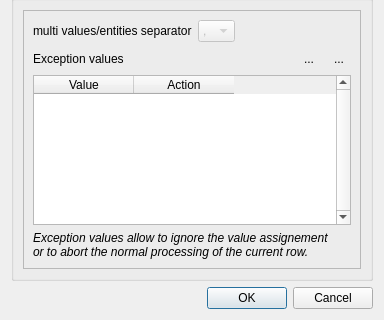
Old version of the form library/talipot-gui/designer/CSVPropertyDialog.ui in the repository renoust/talipot; both pictures show x 0 to 384 and y 167 to 487 of the 384 by 487 pixel window.
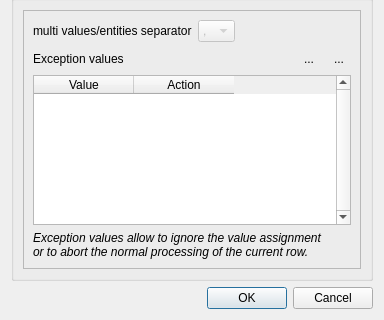
New version of the form. Icons and pictures are not drawn.

Patch:
```diff
--- a/library/talipot-gui/designer/CSVPropertyDialog.ui
+++ b/library/talipot-gui/designer/CSVPropertyDialog.ui
@@ -343,7 +343,7 @@
            <item>
             <widget class="QLabel" name="exceptionsCommentsLabel">
              <property name="text">
-              <string>&lt;html&gt;&lt;head/&gt;&lt;body&gt;&lt;p&gt;&lt;span style=&quot; font-size:9pt; font-style:italic;&quot;&gt;Exception values allow to ignore the value assignement&lt;br/&gt;or to abort the normal processing of the current row.&lt;/span&gt;&lt;/p&gt;&lt;/body&gt;&lt;/html&gt;</string>
+              <string>&lt;html&gt;&lt;head/&gt;&lt;body&gt;&lt;p&gt;&lt;span style=&quot; font-size:9pt; font-style:italic;&quot;&gt;Exception values allow to ignore the value assignment&lt;br/&gt;or to abort the normal processing of the current row.&lt;/span&gt;&lt;/p&gt;&lt;/body&gt;&lt;/html&gt;</string>
              </property>
             </widget>
            </item>
```
